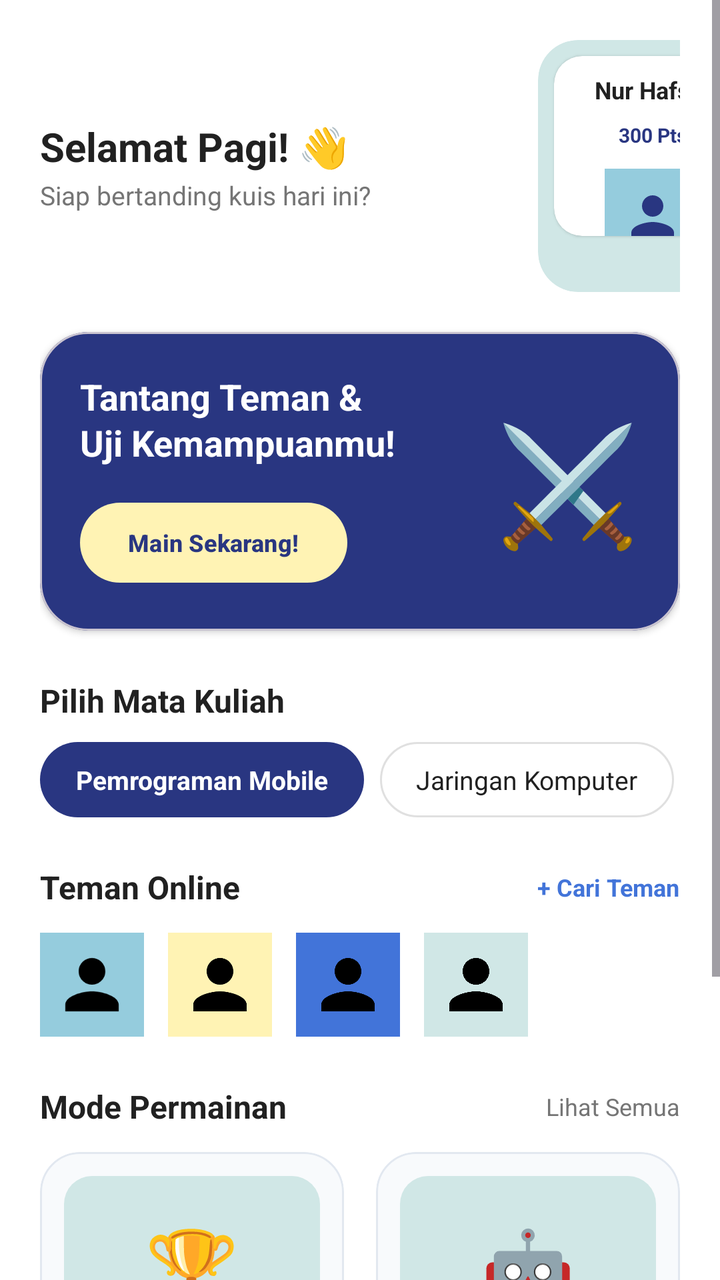
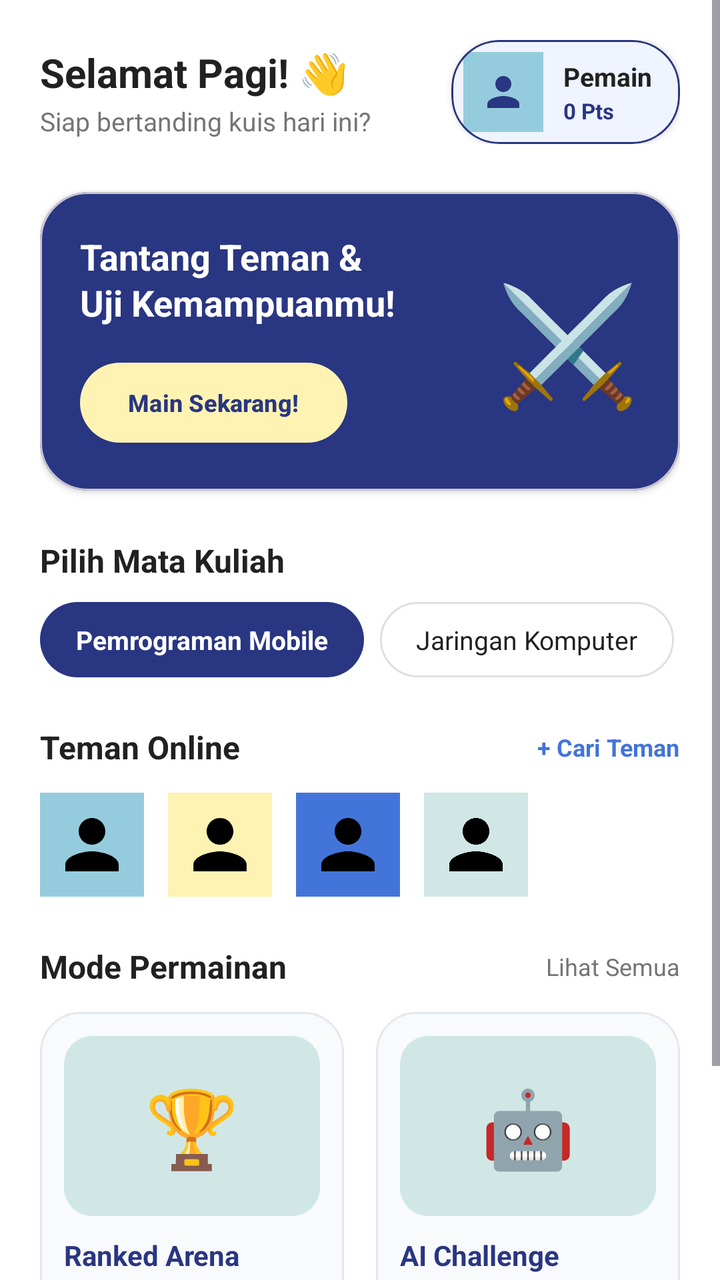

Before-and-after screenshots of an Android layout around one commit, followed by the original layout XML and the change that was made.
<!-- AndroidManifest.xml: application theme Theme.UTSklp3Mobile -->
<!-- res/layout/fragment_home.xml -->
<?xml version="1.0" encoding="utf-8"?>
<ScrollView xmlns:android="http://schemas.android.com/apk/res/android"
    xmlns:app="http://schemas.android.com/apk/res-auto"
    android:layout_width="match_parent"
    android:layout_height="match_parent"
    android:fillViewport="true"
    android:background="@color/white">

    <LinearLayout
        android:layout_width="match_parent"
        android:layout_height="wrap_content"
        android:orientation="vertical"
        android:paddingHorizontal="20dp"
        android:paddingTop="20dp"
        android:paddingBottom="90dp">

        
        <RelativeLayout
            android:layout_width="369dp"
            android:layout_height="126dp"
            android:layout_marginBottom="20dp">

            
            <LinearLayout
                android:layout_width="wrap_content"
                android:layout_height="wrap_content"
                android:layout_alignParentStart="true"
                android:layout_centerVertical="true"
                android:layout_marginEnd="12dp"
                android:layout_toStartOf="@id/cardProfileRight"
                android:orientation="vertical">

                <TextView
                    android:id="@+id/tvHomeUserName"
                    android:layout_width="wrap_content"
                    android:layout_height="wrap_content"
                    android:text="Selamat Pagi! 👋"
                    android:textColor="@color/black"
                    android:textSize="20sp"
                    android:textStyle="bold" />

                <TextView
                    android:layout_width="wrap_content"
                    android:layout_height="wrap_content"
                    android:layout_marginTop="2dp"
                    android:text="Siap bertanding kuis hari ini?"
                    android:textColor="@color/gray"
                    android:textSize="13sp" />
            </LinearLayout>

            
            <com.google.android.material.card.MaterialCardView
                android:id="@+id/cardProfileRight"
                android:layout_width="115dp"
                android:layout_height="match_parent"
                android:layout_alignParentEnd="true"
                android:layout_marginEnd="5dp"
                app:cardBackgroundColor="@color/background"
                app:cardCornerRadius="20dp"
                app:cardElevation="0dp"
                app:strokeWidth="0dp">

                <RelativeLayout
                    android:layout_width="match_parent"
                    android:layout_height="106dp">

                    

                    
                    <com.google.android.material.card.MaterialCardView
                        android:layout_width="match_parent"
                        android:layout_height="wrap_content"
                        android:layout_alignParentBottom="true"
                        android:layout_margin="8dp"
                        app:cardBackgroundColor="@color/white"
                        app:cardCornerRadius="14dp"
                        app:cardElevation="1dp"
                        app:strokeWidth="0dp">

                        <LinearLayout
                            android:layout_width="match_parent"
                            android:layout_height="113dp"
                            android:gravity="center"
                            android:orientation="vertical"
                            android:paddingHorizontal="6dp"
                            android:paddingVertical="8dp">

                            <TextView
                                android:id="@+id/tvProfileName"
                                android:layout_width="58dp"
                                android:layout_height="22dp"
                                android:ellipsize="end"
                                android:maxLines="1"
                                android:text="Nur Hafsa"
                                android:textColor="@color/black"
                                android:textSize="12sp"
                                android:textStyle="bold" />

                            <TextView
                                android:id="@+id/tvHomePoints"
                                android:layout_width="wrap_content"
                                android:layout_height="wrap_content"
                                android:layout_marginTop="2dp"
                                android:text="300 Pts"
                                android:textColor="@color/primary"
                                android:textSize="10sp"
                                android:textStyle="bold" />

                            <ImageView
                                android:id="@+id/ivProfileHeaderBg"
                                android:layout_width="48dp"
                                android:layout_height="48dp"
                                android:layout_marginTop="10dp"
                                android:background="@drawable/bg_circle_avatar_1"
                                android:padding="8dp"
                                android:src="@drawable/ic_person"
                                app:tint="@color/primary" />
                        </LinearLayout>
                    </com.google.android.material.card.MaterialCardView>

                </RelativeLayout>
            </com.google.android.material.card.MaterialCardView>
        </RelativeLayout>


        
        <com.google.android.material.card.MaterialCardView
            android:id="@+id/cardStartBattle"
            android:layout_width="match_parent"
            android:layout_height="wrap_content"
            android:layout_marginBottom="24dp"
            app:cardBackgroundColor="@color/primary"
            app:cardCornerRadius="24dp"
            app:cardElevation="2dp">

            <RelativeLayout
                android:layout_width="match_parent"
                android:layout_height="wrap_content"
                android:padding="20dp">

                <LinearLayout
                    android:layout_width="match_parent"
                    android:layout_height="wrap_content"
                    android:layout_toStartOf="@id/tvHeroIcon"
                    android:orientation="vertical">

                    <TextView
                        android:layout_width="wrap_content"
                        android:layout_height="wrap_content"
                        android:text="Tantang Teman &amp;\nUji Kemampuanmu!"
                        android:textColor="@color/white"
                        android:textSize="18sp"
                        android:textStyle="bold"
                        android:lineSpacingExtra="2dp" />

                    <com.google.android.material.button.MaterialButton
                        android:id="@+id/btnPlayNow"
                        android:layout_width="wrap_content"
                        android:layout_height="wrap_content"
                        android:layout_marginTop="14dp"
                        android:text="Main Sekarang!"
                        android:textColor="@color/primary"
                        android:textSize="12sp"
                        android:textStyle="bold"
                        app:backgroundTint="@color/butter_yellow"
                        app:cornerRadius="20dp"
                        app:strokeWidth="0dp" />
                </LinearLayout>

                <TextView
                    android:id="@+id/tvHeroIcon"
                    android:layout_width="wrap_content"
                    android:layout_height="wrap_content"
                    android:layout_alignParentEnd="true"
                    android:layout_centerVertical="true"
                    android:text="⚔️"
                    android:textSize="58sp" />
            </RelativeLayout>
        </com.google.android.material.card.MaterialCardView>


        
        <TextView
            android:layout_width="wrap_content"
            android:layout_height="wrap_content"
            android:text="Pilih Mata Kuliah"
            android:textColor="@color/black"
            android:textSize="16sp"
            android:textStyle="bold" />

        <HorizontalScrollView
            android:layout_width="match_parent"
            android:layout_height="wrap_content"
            android:layout_marginTop="10dp"
            android:layout_marginBottom="24dp"
            android:scrollbars="none">

            <LinearLayout
                android:layout_width="wrap_content"
                android:layout_height="wrap_content"
                android:orientation="horizontal">

                <TextView
                    android:layout_width="wrap_content"
                    android:layout_height="wrap_content"
                    android:layout_marginEnd="8dp"
                    android:background="@drawable/bg_chip_primary"
                    android:paddingHorizontal="18dp"
                    android:paddingVertical="10dp"
                    android:text="Pemrograman Mobile"
                    android:textColor="@color/white"
                    android:textSize="13sp"
                    android:textStyle="bold" />

                <TextView
                    android:layout_width="wrap_content"
                    android:layout_height="wrap_content"
                    android:layout_marginEnd="8dp"
                    android:background="@drawable/bg_chip_unselected"
                    android:paddingHorizontal="18dp"
                    android:paddingVertical="10dp"
                    android:text="Jaringan Komputer"
                    android:textColor="@color/black"
                    android:textSize="13sp" />

                <TextView
                    android:layout_width="wrap_content"
                    android:layout_height="wrap_content"
                    android:layout_marginEnd="8dp"
                    android:background="@drawable/bg_chip_unselected"
                    android:paddingHorizontal="18dp"
                    android:paddingVertical="10dp"
                    android:text="Sistem Operasi"
                    android:textColor="@color/black"
                    android:textSize="13sp" />

                <TextView
                    android:layout_width="wrap_content"
                    android:layout_height="wrap_content"
                    android:background="@drawable/bg_chip_unselected"
                    android:paddingHorizontal="18dp"
                    android:paddingVertical="10dp"
                    android:text="Basis Data"
                    android:textColor="@color/black"
                    android:textSize="13sp" />
            </LinearLayout>
        </HorizontalScrollView>


        
        <RelativeLayout
            android:layout_width="match_parent"
            android:layout_height="wrap_content"
            android:layout_marginBottom="12dp">

            <TextView
                android:layout_width="wrap_content"
                android:layout_height="wrap_content"
                android:layout_alignParentStart="true"
                android:text="Teman Online"
                android:textColor="@color/black"
                android:textSize="16sp"
                android:textStyle="bold" />

            <TextView
                android:id="@+id/tvAddFriend"
                android:layout_width="wrap_content"
                android:layout_height="wrap_content"
                android:layout_alignParentEnd="true"
                android:layout_centerVertical="true"
                android:text="+ Cari Teman"
                android:textColor="@color/secondary"
                android:textSize="12sp"
                android:textStyle="bold" />
        </RelativeLayout>

        <HorizontalScrollView
            android:layout_width="match_parent"
            android:layout_height="wrap_content"
            android:layout_marginBottom="24dp"
            android:scrollbars="none">

            <LinearLayout
                android:layout_width="wrap_content"
                android:layout_height="wrap_content"
                android:orientation="horizontal">

                <ImageView
                    android:layout_width="52dp"
                    android:layout_height="52dp"
                    android:layout_marginEnd="12dp"
                    android:background="@drawable/bg_circle_avatar_1"
                    android:padding="6dp"
                    android:src="@drawable/ic_person" />

                <ImageView
                    android:layout_width="52dp"
                    android:layout_height="52dp"
                    android:layout_marginEnd="12dp"
                    android:background="@drawable/bg_circle_avatar_2"
                    android:padding="6dp"
                    android:src="@drawable/ic_person" />

                <ImageView
                    android:layout_width="52dp"
                    android:layout_height="52dp"
                    android:layout_marginEnd="12dp"
                    android:background="@drawable/bg_circle_avatar_3"
                    android:padding="6dp"
                    android:src="@drawable/ic_person" />

                <ImageView
                    android:layout_width="52dp"
                    android:layout_height="52dp"
                    android:layout_marginEnd="12dp"
                    android:background="@drawable/bg_circle_avatar_4"
                    android:padding="6dp"
                    android:src="@drawable/ic_person" />
            </LinearLayout>
        </HorizontalScrollView>


        
        <RelativeLayout
            android:layout_width="match_parent"
            android:layout_height="wrap_content"
            android:layout_marginBottom="12dp">

            <TextView
                android:layout_width="wrap_content"
                android:layout_height="wrap_content"
                android:layout_alignParentStart="true"
                android:text="Mode Permainan"
                android:textColor="@color/black"
                android:textSize="16sp"
                android:textStyle="bold" />

            <TextView
                android:id="@+id/tvViewAllDiscovery"
                android:layout_width="wrap_content"
                android:layout_height="wrap_content"
                android:layout_alignParentEnd="true"
                android:layout_centerVertical="true"
                android:text="Lihat Semua"
                android:textColor="@color/gray"
                android:textSize="12sp" />
        </RelativeLayout>

        <LinearLayout
            android:layout_width="match_parent"
            android:layout_height="wrap_content"
            android:orientation="horizontal">

            
            <com.google.android.material.card.MaterialCardView
                android:id="@+id/cardRankedBattle"
                android:layout_width="0dp"
                android:layout_height="wrap_content"
                android:layout_marginEnd="8dp"
                android:layout_weight="1"
                app:cardBackgroundColor="#F8FAFC"
                app:cardCornerRadius="20dp"
                app:cardElevation="0dp"
                app:strokeWidth="1dp"
                app:strokeColor="#E2E8F0">

                <LinearLayout
                    android:layout_width="match_parent"
                    android:layout_height="wrap_content"
                    android:orientation="vertical"
                    android:padding="12dp">

                    <TextView
                        android:layout_width="match_parent"
                        android:layout_height="90dp"
                        android:background="@drawable/bg_rounded_card_inner"
                        android:gravity="center"
                        android:text="🏆"
                        android:textSize="38sp" />

                    <TextView
                        android:layout_width="wrap_content"
                        android:layout_height="wrap_content"
                        android:layout_marginTop="10dp"
                        android:text="Ranked Arena"
                        android:textColor="@color/primary"
                        android:textSize="14sp"
                        android:textStyle="bold" />

                    <TextView
                        android:layout_width="wrap_content"
                        android:layout_height="wrap_content"
                        android:layout_marginTop="2dp"
                        android:text="Kurangi HP lawan dan kumpulkan poin!"
                        android:textColor="@color/gray"
                        android:textSize="11sp" />
                </LinearLayout>
            </com.google.android.material.card.MaterialCardView>

            
            <com.google.android.material.card.MaterialCardView
                android:id="@+id/cardAiQuiz"
                android:layout_width="0dp"
                android:layout_height="wrap_content"
                android:layout_marginStart="8dp"
                android:layout_weight="1"
                app:cardBackgroundColor="#F8FAFC"
                app:cardCornerRadius="20dp"
                app:cardElevation="0dp"
                app:strokeWidth="1dp"
                app:strokeColor="#E2E8F0">

                <LinearLayout
                    android:layout_width="match_parent"
                    android:layout_height="wrap_content"
                    android:orientation="vertical"
                    android:padding="12dp">

                    <TextView
                        android:layout_width="match_parent"
                        android:layout_height="90dp"
                        android:background="@drawable/bg_rounded_card_inner"
                        android:gravity="center"
                        android:text="🤖"
                        android:textSize="38sp" />

                    <TextView
                        android:layout_width="wrap_content"
                        android:layout_height="wrap_content"
                        android:layout_marginTop="10dp"
                        android:text="AI Challenge"
                        android:textColor="@color/primary"
                        android:textSize="14sp"
                        android:textStyle="bold" />

                    <TextView
                        android:layout_width="wrap_content"
                        android:layout_height="wrap_content"
                        android:layout_marginTop="2dp"
                        android:text="Soal kuis otomatis buatan AI!"
                        android:textColor="@color/gray"
                        android:textSize="11sp" />
                </LinearLayout>
            </com.google.android.material.card.MaterialCardView>
        </LinearLayout>

    </LinearLayout>
</ScrollView>
<!-- resources referenced by this layout -->
<resources>
  <color name="background">#D0E7E6</color>
  <color name="black">#212121</color>
  <color name="butter_yellow">#FFF3B4</color>
  <color name="gray">#757575</color>
  <color name="primary">#293681</color>
  <color name="secondary">#4274D9</color>
  <color name="white">#FFFFFF</color>
  <!-- drawable bg_chip_primary (drawable) -->
  <?xml version="1.0" encoding="utf-8"?>
  <shape xmlns:android="http://schemas.android.com/apk/res/android">
      <solid android:color="@color/primary" />
      <corners android:radius="30dp" />
  </shape>
  <!-- drawable bg_chip_unselected (drawable) -->
  <?xml version="1.0" encoding="utf-8"?>
  <shape xmlns:android="http://schemas.android.com/apk/res/android">
      <solid android:color="@color/white" />
      <corners android:radius="30dp" />
      <stroke android:width="1dp" android:color="#E0E0E0" />
  </shape>
  <!-- drawable bg_circle_avatar_1 (drawable) -->
  <?xml version="1.0" encoding="utf-8"?>
  <shape xmlns:android="http://schemas.android.com/apk/res/android">
      <solid android:color="@color/light_blue" />
      <shape android:shape="oval" />
  </shape>
  <!-- drawable bg_circle_avatar_2 (drawable) -->
  <?xml version="1.0" encoding="utf-8"?>
  <shape xmlns:android="http://schemas.android.com/apk/res/android">
      <solid android:color="@color/butter_yellow" />
      <shape android:shape="oval" />
  </shape>
  <!-- drawable bg_circle_avatar_3 (drawable) -->
  <?xml version="1.0" encoding="utf-8"?>
  <shape xmlns:android="http://schemas.android.com/apk/res/android">
      <solid android:color="@color/secondary" />
      <shape android:shape="oval" />
  </shape>
  <!-- drawable bg_circle_avatar_4 (drawable) -->
  <?xml version="1.0" encoding="utf-8"?>
  <shape xmlns:android="http://schemas.android.com/apk/res/android">
      <solid android:color="@color/background" />
      <shape android:shape="oval" />
  </shape>
  <!-- drawable bg_rounded_card_inner (drawable) -->
  <?xml version="1.0" encoding="utf-8"?>
  <shape xmlns:android="http://schemas.android.com/apk/res/android">
      <solid android:color="@color/background" />
      <corners android:radius="14dp" />
  </shape>
  <!-- drawable ic_person (drawable) -->
  <vector xmlns:android="http://schemas.android.com/apk/res/android"
      android:width="24dp"
      android:height="24dp"
      android:viewportWidth="24"
      android:viewportHeight="24">
    <path
        android:fillColor="#FF000000"
        android:pathData="M12,12c2.21,0 4,-1.79 4,-4s-1.79,-4 -4,-4 -4,1.79 -4,4 1.79,4 4,4zM12,14c-2.67,0 -8,1.34 -8,4v2h16v-2c0,-2.66 -5.33,-4 -8,-4z"/>
  </vector>
  <style name="Theme.UTSklp3Mobile" parent="Base.Theme.UTSklp3Mobile" />
  <color name="light_blue">#95CCDD</color>
  <style name="Base.Theme.UTSklp3Mobile" parent="Theme.Material3.DayNight.NoActionBar">
          
          <item name="colorPrimary">@color/primary</item>
          <item name="colorPrimaryDark">@color/primary_dark</item>
          <item name="colorSecondary">@color/secondary</item>
          <item name="android:statusBarColor">@color/primary</item>
          <item name="android:windowBackground">@color/background</item>
      </style>
  <color name="primary_dark">#1A245A</color>
</resources>

<!-- the commit's change to res/layout/fragment_home.xml (unified diff, before → after) -->
@@ -16,9 +16,9 @@
 
         
         <RelativeLayout
-            android:layout_width="369dp"
-            android:layout_height="126dp"
-            android:layout_marginBottom="20dp">
+            android:layout_width="match_parent"
+            android:layout_height="wrap_content"
+            android:layout_marginBottom="24dp">
 
             
             <LinearLayout
@@ -51,74 +51,67 @@
             
             <com.google.android.material.card.MaterialCardView
                 android:id="@+id/cardProfileRight"
-                android:layout_width="115dp"
-                android:layout_height="match_parent"
+                android:layout_width="wrap_content"
+                android:layout_height="wrap_content"
                 android:layout_alignParentEnd="true"
-                android:layout_marginEnd="5dp"
-                app:cardBackgroundColor="@color/background"
-                app:cardCornerRadius="20dp"
-                app:cardElevation="0dp"
-                app:strokeWidth="0dp">
-
-                <RelativeLayout
-                    android:layout_width="match_parent"
-                    android:layout_height="106dp">
+                android:layout_centerVertical="true"
+                android:clickable="true"
+                android:focusable="true"
+                app:cardBackgroundColor="#F0F4FF"
+                app:cardCornerRadius="24dp"
+                app:cardElevation="2dp"
+                app:strokeColor="@color/primary"
+                app:strokeWidth="1dp">
+
+                <LinearLayout
+                    android:layout_width="wrap_content"
+                    android:layout_height="wrap_content"
+                    android:gravity="center_vertical"
+                    android:orientation="horizontal"
+                    android:paddingStart="6dp"
+                    android:paddingTop="6dp"
+                    android:paddingEnd="14dp"
+                    android:paddingBottom="6dp">
 
                     
-
-                    
-                    <com.google.android.material.card.MaterialCardView
-                        android:layout_width="match_parent"
-                        android:layout_height="wrap_content"
-                        android:layout_alignParentBottom="true"
-                        android:layout_margin="8dp"
-                        app:cardBackgroundColor="@color/white"
-                        app:cardCornerRadius="14dp"
-                        app:cardElevation="1dp"
-                        app:strokeWidth="0dp">
-
-                        <LinearLayout
-                            android:layout_width="match_parent"
-                            android:layout_height="113dp"
-                            android:gravity="center"
-                            android:orientation="vertical"
-                            android:paddingHorizontal="6dp"
-                            android:paddingVertical="8dp">
-
-                            <TextView
-                                android:id="@+id/tvProfileName"
-                                android:layout_width="58dp"
-                                android:layout_height="22dp"
-                                android:ellipsize="end"
-                                android:maxLines="1"
-                                android:text="Nur Hafsa"
-                                android:textColor="@color/black"
-                                android:textSize="12sp"
-                                android:textStyle="bold" />
-
-                            <TextView
-                                android:id="@+id/tvHomePoints"
-                                android:layout_width="wrap_content"
-                                android:layout_height="wrap_content"
-                                android:layout_marginTop="2dp"
-                                android:text="300 Pts"
-                                android:textColor="@color/primary"
-                                android:textSize="10sp"
-                                android:textStyle="bold" />
-
-                            <ImageView
-                                android:id="@+id/ivProfileHeaderBg"
-                                android:layout_width="48dp"
-                                android:layout_height="48dp"
-                                android:layout_marginTop="10dp"
-                                android:background="@drawable/bg_circle_avatar_1"
-                                android:padding="8dp"
-                                android:src="@drawable/ic_person"
-                                app:tint="@color/primary" />
-                        </LinearLayout>
-                    </com.google.android.material.card.MaterialCardView>
-
-                </RelativeLayout>
+                    <ImageView
+                        android:id="@+id/ivProfileHeaderBg"
+                        android:layout_width="40dp"
+                        android:layout_height="40dp"
+                        android:background="@drawable/bg_circle_avatar_1"
+                        android:padding="8dp"
+                        android:src="@drawable/ic_person"
+                        app:tint="@color/primary" />
+
+                    <LinearLayout
+                        android:layout_width="wrap_content"
+                        android:layout_height="wrap_content"
+                        android:layout_marginStart="10dp"
+                        android:orientation="vertical">
+
+                        <TextView
+                            android:id="@+id/tvProfileName"
+                            android:layout_width="wrap_content"
+                            android:layout_height="wrap_content"
+                            android:ellipsize="end"
+                            android:maxLines="1"
+                            android:text="Pemain"
+                            android:textColor="@color/black"
+                            android:textSize="13sp"
+                            android:textStyle="bold" />
+
+                        <TextView
+                            android:id="@+id/tvHomePoints"
+                            android:layout_width="wrap_content"
+                            android:layout_height="wrap_content"
+                            android:layout_marginTop="1dp"
+                            android:text="0 Pts"
+                            android:textColor="@color/primary"
+                            android:textSize="11sp"
+                            android:textStyle="bold" />
+
+                    </LinearLayout>
+                </LinearLayout>
             </com.google.android.material.card.MaterialCardView>
         </RelativeLayout>
 
